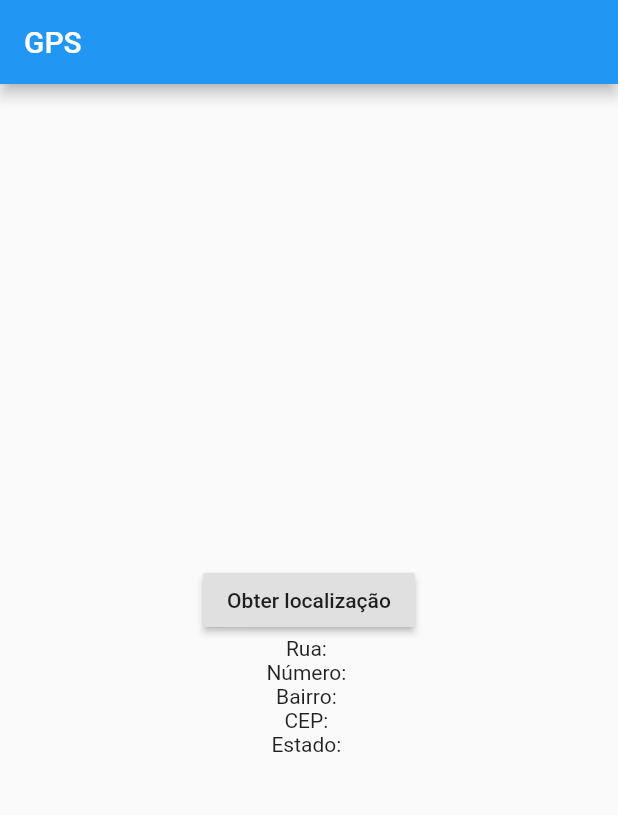
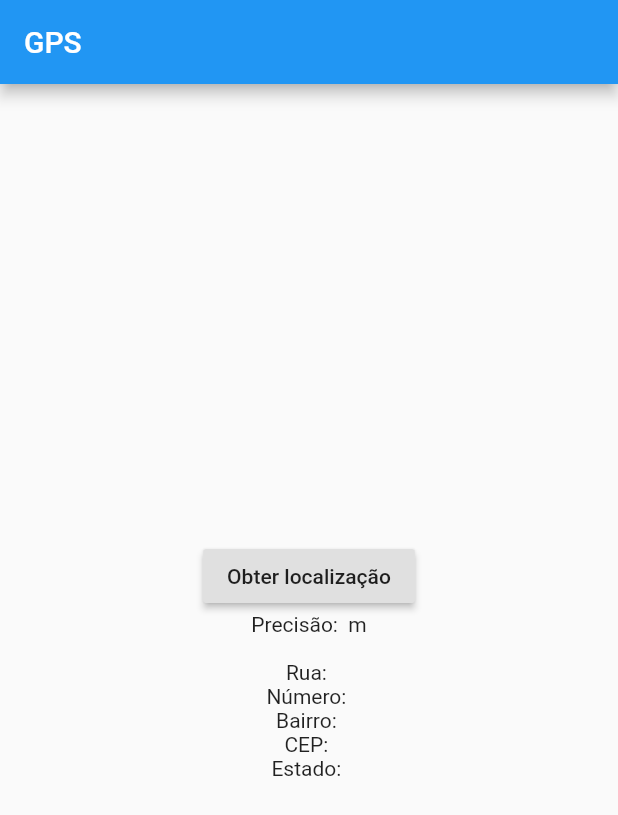
Before and after one commit to betosantin/GPS-Flutter, a Flutter app: the screen it shows after launch, on a phone screen of 412 x 824 dp. Shown: the top 815 px of the screen. Run offline on Flutter 3.47's test engine with Material 2 defaults, Android fonts, the phone set to English and light mode, and no system bars; our stand-ins replace location; missing offline and left inert: geocoder.

Commit message:
Adicionado verificação de precisão

```diff
--- a/lib/main.dart
+++ b/lib/main.dart
@@ -29,24 +29,34 @@ class MyHomePage extends StatefulWidget {
 
 class _MyHomePageState extends State<MyHomePage> {
   var location = new Location();
-  String rua = "", numero = "", bairro = "", cep = "", estado = "";
+  String rua = "", numero = "", bairro = "", cep = "", estado = "", observacao = "";
+  double precisao;
 
   Future locationGps() async {
     location
         .onLocationChanged()
         .listen((Map<String, double> currentLocation) async {
+
+      setState(() {
+        precisao = currentLocation["accuracy"];
+        observacao = "Obtendo melhor precisão...";
+      });
+
+      if( precisao != null && precisao < 10.0 ) {
         final coordinates = new Coordinates(
             currentLocation["latitude"], currentLocation["longitude"]);
         List<Address> addresses =
         await Geocoder.local.findAddressesFromCoordinates(coordinates);
 
         setState(() {
+          observacao = "";
           rua = addresses.first.thoroughfare;
           numero = addresses.first.subThoroughfare;
           bairro = addresses.first.subLocality;
           cep = addresses.first.postalCode;
           estado = addresses.first.adminArea;
         });
+      }
     });
   }
 
@@ -69,6 +79,8 @@ class _MyHomePageState extends State<MyHomePage> {
               },
             ),
             Column(children: <Widget>[
+              Text("Precisão: " + ( precisao == null ? "" : precisao.toStringAsFixed(2) ) + " m"),
+              Text("$observacao"),
               Text("Rua: $rua"),
               Text("Número: $numero"),
               Text("Bairro: $bairro"),
```
Lines whose indentation alone changed are shown as unchanged.
